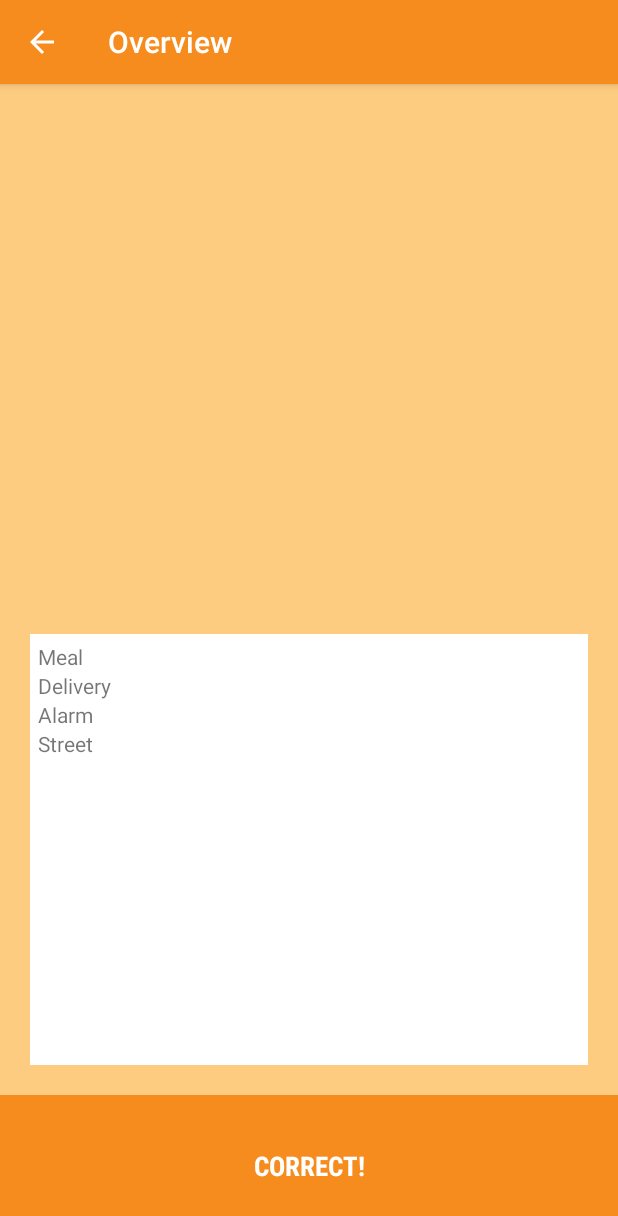
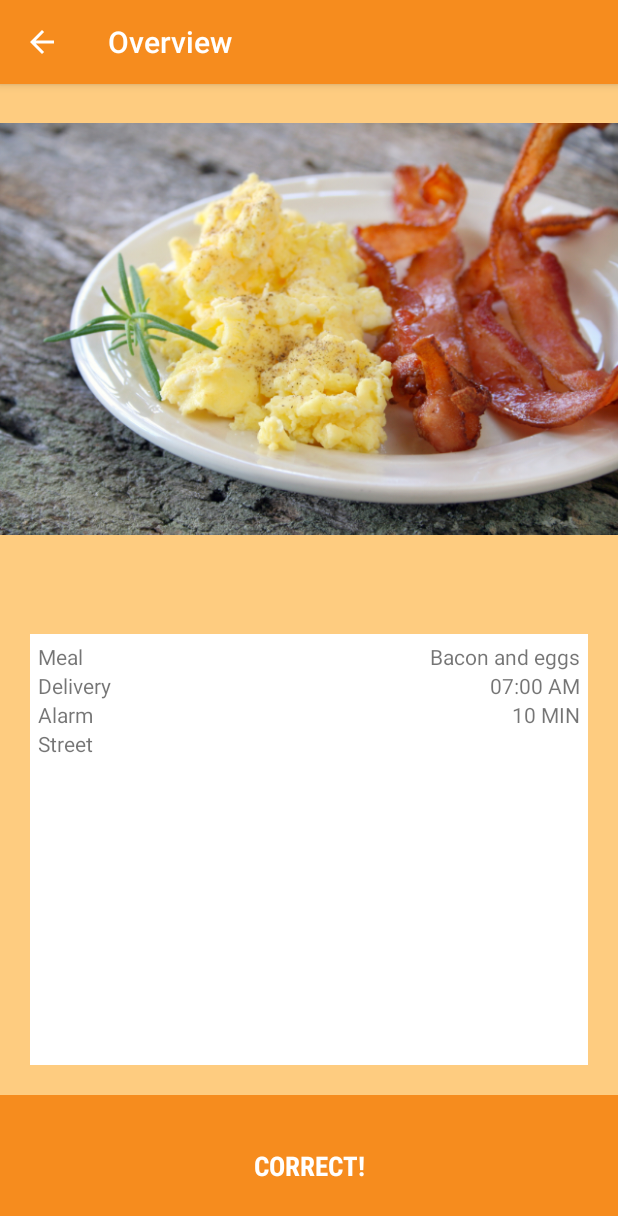
Before and after one commit to rlunding/DeliciousClock, an Android app: the OverviewSelectionActivity screen opened directly, with no data from a screen before it, on a phone screen of 412 x 824 dp. Shown: the top 1216 px of the screen. Run offline under Robolectric (Android 15) with nearby library versions, the phone set to English and light mode, and no system bars.

Commit message:
bug fixed.

```diff
--- a/app/build.gradle
+++ b/app/build.gradle
@@ -21,9 +21,9 @@ android {
 
 dependencies {
     compile fileTree(dir: 'libs', include: ['*.jar'])
+
     compile 'com.android.support:appcompat-v7:22.2.0'
     compile 'com.android.support:cardview-v7:22.2.0'
     compile 'com.android.support:recyclerview-v7:22.2.0'
     compile 'com.google.android.gms:play-services:7.5.0'
-
 }
--- a/app/src/main/java/org/lunding/deliciousclock/register/OverviewSelectionActivity.java
+++ b/app/src/main/java/org/lunding/deliciousclock/register/OverviewSelectionActivity.java
@@ -12,6 +12,9 @@ import android.widget.TextView;
 
 import org.lunding.deliciousclock.LoginActivity;
 import org.lunding.deliciousclock.R;
+import org.lunding.deliciousclock.Utilities;
+import org.lunding.deliciousclock.data.Address;
+import org.lunding.deliciousclock.data.Meal;
 import org.lunding.deliciousclock.data.Time;
 
 
@@ -20,13 +23,13 @@ public class OverviewSelectionActivity extends AppCompatActivity {
     private static final String TAG = OverviewSelectionActivity.class.getSimpleName();
 
     private Button continueButton;
-    private SignupObject signupObject;
+    //private SignupObject signupObject;
 
     @Override
     protected void onCreate(Bundle savedInstanceState) {
         Log.d(TAG, TAG + " initializing...");
         super.onCreate(savedInstanceState);
-        signupObject = (SignupObject) getIntent().getSerializableExtra(SignupObject.SIGNOP_OBJECT_TAG);
+        //signupObject = (SignupObject) getIntent().getSerializableExtra(SignupObject.SIGNOP_OBJECT_TAG);
         setContentView(R.layout.activity_overview_selection);
 
         continueButton = (Button) findViewById(R.id.overview_selection_continue_button);
@@ -41,18 +44,28 @@ public class OverviewSelectionActivity extends AppCompatActivity {
             }
         });
 
-        int image = signupObject.getMeal().getImage();
+        /*int image = signupObject.getMeal().getImage();
         String meal = signupObject.getMeal().getTitle();
         Time time = signupObject.getTime();
         String delivery = time.getHourOfDay() + ":" + (time.getMinute() < 10 ? "0"+time.getMinute() : time.getMinute()+"") + " am";
         String alarm = String.valueOf(time.getOffset());
-        String address = signupObject.getAddress().getAddress();
+        String address = signupObject.getAddress().getAddress();*/
+        Meal meal = Utilities.getMeal(this);
+        int image = meal.getImage();
+        String mealTitle = meal.getTitle();
+
+        Time time = Utilities.getTime(this);
+        String delivery = Utilities.makeTimeString(time);
+        String alarm = Utilities.makeOffsetStrign(time);
+
+        Address address = Utilities.getAddress(this);
+        String street = address.getAddress();
 
         ((ImageView) findViewById(R.id.overview_selection_image)).setImageResource(image);
-        ((TextView) findViewById(R.id.overview_selection_meal)).setText(meal);
+        ((TextView) findViewById(R.id.overview_selection_meal)).setText(mealTitle);
         ((TextView) findViewById(R.id.overview_selection_delivery)).setText(delivery);
         ((TextView) findViewById(R.id.overview_selection_alarm)).setText(alarm);
-        ((TextView) findViewById(R.id.overview_selection_address)).setText(address);
+        ((TextView) findViewById(R.id.overview_selection_address)).setText(street);
 
         Log.d(TAG, TAG + " initialized");
     }
--- a/app/src/main/java/org/lunding/deliciousclock/register/TimeSelectionActivity.java
+++ b/app/src/main/java/org/lunding/deliciousclock/register/TimeSelectionActivity.java
@@ -44,7 +44,7 @@ public class TimeSelectionActivity extends AppCompatActivity {
         continueButton.setOnClickListener(new View.OnClickListener() {
             @Override
             public void onClick(View v) {
-                Log.d(TAG, "Saving pref meal: " + time);
+                Log.d(TAG, "Saving pref time: " + time);
                 Utilities.saveTime(getApplicationContext(), time);
                 Log.d(TAG, "Continue to next screen");
                 Intent intent = new Intent(getApplicationContext(), AddressSelectionActivity.class);
--- a/app/src/main/res/values/strings.xml
+++ b/app/src/main/res/values/strings.xml
@@ -137,5 +137,6 @@
         <item>Wyoming</item>
         <item>Yukon Territory</item>
     </string-array>
+    <string name="title_activity_maps">Map</string>
 
 </resources>
```
Also changed, not shown: app/src/debug/res/values/google_maps_api.xml (added, +17 -0 lines), app/src/main/AndroidManifest.xml (+19 -0 lines), app/src/main/java/org/lunding/deliciousclock/register/AddressSelectionActivity.java (+21 -6 lines), app/src/main/res/layout/activity_address_selection.xml (+14 -1 lines), 2 other files.
